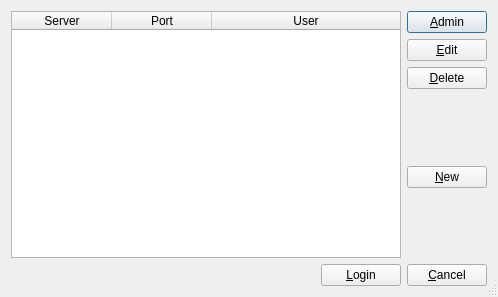
Before: the Qt Designer form client-qt/RepatriatorClient/ConnectionWindow.ui in thejoshwolfe/repatriator, drawn with Qt 5.
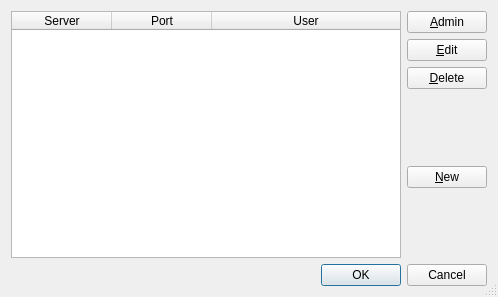
After: the same form once the commit is applied. Icons and pictures are not drawn.

Diff of the .ui file:
```diff
--- a/client-qt/RepatriatorClient/ConnectionWindow.ui
+++ b/client-qt/RepatriatorClient/ConnectionWindow.ui
@@ -130,35 +130,11 @@
     </layout>
    </item>
    <item>
-    <layout class="QHBoxLayout" name="horizontalLayout">
-     <item>
-      <spacer name="horizontalSpacer">
-       <property name="orientation">
-        <enum>Qt::Horizontal</enum>
-       </property>
-       <property name="sizeHint" stdset="0">
-        <size>
-         <width>40</width>
-         <height>20</height>
-        </size>
-       </property>
-      </spacer>
-     </item>
-     <item>
-      <widget class="QPushButton" name="loginButton">
-       <property name="text">
-        <string>&amp;Login</string>
-       </property>
-      </widget>
-     </item>
-     <item>
-      <widget class="QPushButton" name="cancelButton">
-       <property name="text">
-        <string>&amp;Cancel</string>
-       </property>
-      </widget>
-     </item>
-    </layout>
+    <widget class="QDialogButtonBox" name="buttonBox">
+     <property name="standardButtons">
+      <set>QDialogButtonBox::Cancel|QDialogButtonBox::Ok</set>
+     </property>
+    </widget>
    </item>
   </layout>
  </widget>
```
